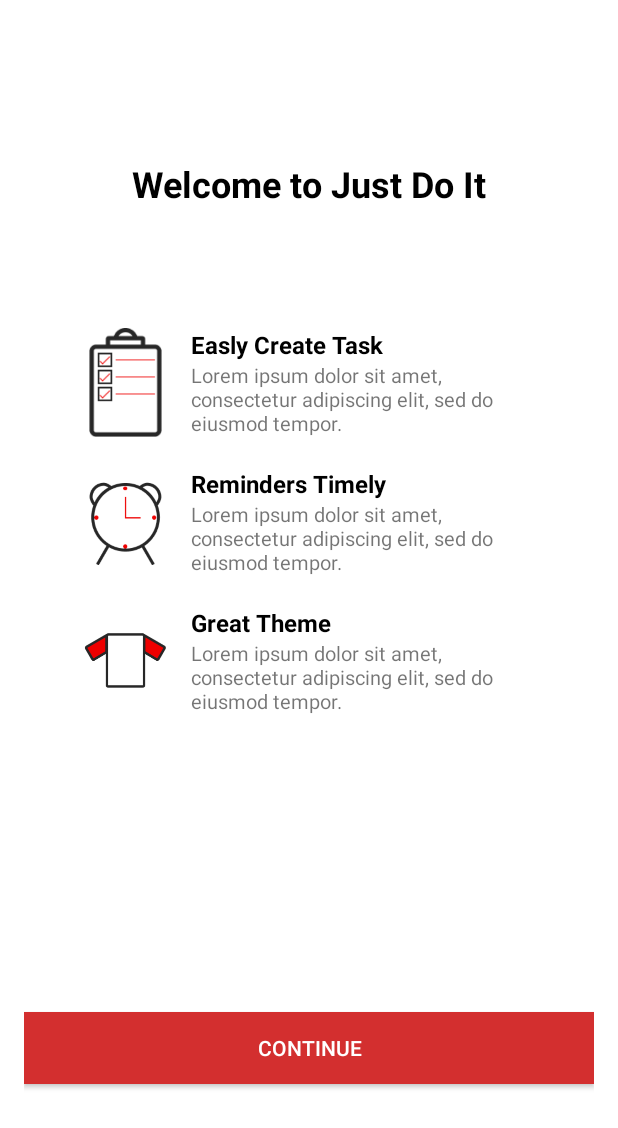
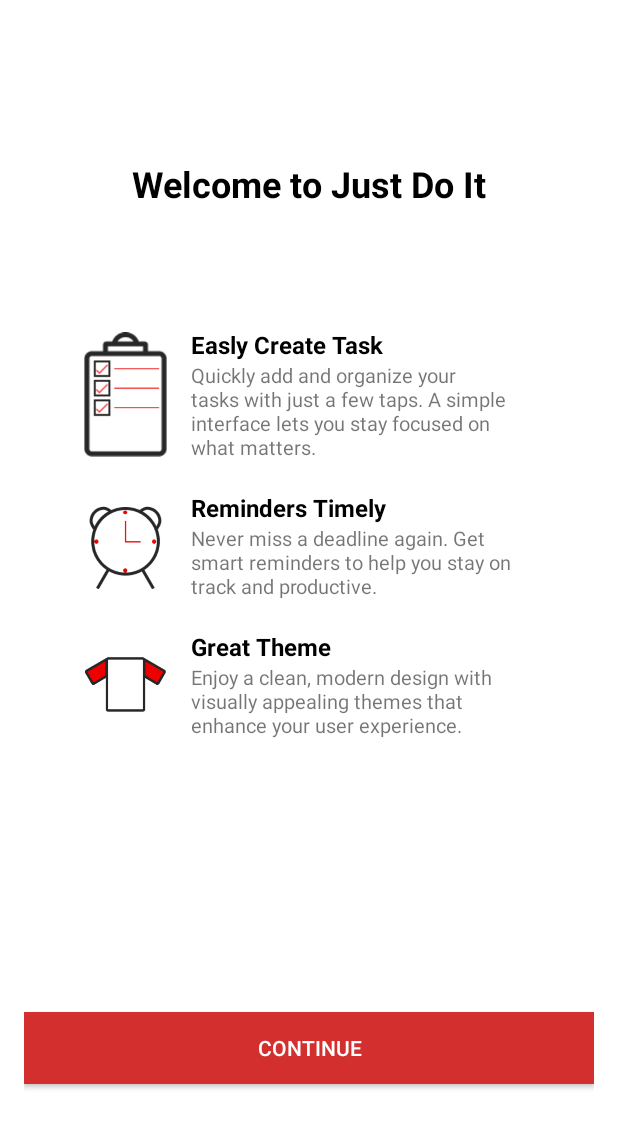
Before and after one commit to CandraWikananta/progmob-to-do-list, an Android app: the screen it shows after launch (WelcomePageActivity), on a phone screen of 412 x 824 dp. Shown: the top 1128 px of the screen. Run offline under Robolectric (Android 15) with nearby library versions, the phone set to English and light mode, and no system bars.

Commit message:
update: add dokumentasi

```diff
--- a/app/src/main/java/com/progmob/todolist/CompletedTaskActivity.kt
+++ b/app/src/main/java/com/progmob/todolist/CompletedTaskActivity.kt
@@ -64,6 +64,7 @@ class CompletedTaskActivity : AppCompatActivity() {
         val sharedPref = getSharedPreferences("user_session", MODE_PRIVATE)
         val userId = sharedPref.getInt("user_id", -1)
 
+        // jika user id tidak ditemukan akan dihentikan
         if (userId == -1) return
 
         val cursor = databaseHelper.getCompletedTasks(userId)
--- a/app/src/main/java/com/progmob/todolist/LandingPageActivity.kt
+++ b/app/src/main/java/com/progmob/todolist/LandingPageActivity.kt
@@ -79,7 +79,6 @@ class LandingPageActivity : AppCompatActivity() {
         binding.bottomNav.setOnItemSelectedListener { menuItem ->
             when (menuItem.itemId) {
                 R.id.nav_tasks -> {
-                    // Sudah di halaman tasks
                     true
                 }
                 R.id.nav_profile -> {
--- a/app/src/main/java/com/progmob/todolist/SignInActivity.kt
+++ b/app/src/main/java/com/progmob/todolist/SignInActivity.kt
@@ -35,6 +35,7 @@ class SignInActivity : AppCompatActivity() {
         }
     }
 
+    // mengambil user id dan simpan dalam sharedpref
     private fun loginDatabase(username:String, password:String){
         val userId = databaseHelper.getUserId(username, password) // Ambil user_id
         if (userId != -1) {
--- a/app/src/main/res/layout/activity_welcome_page.xml
+++ b/app/src/main/res/layout/activity_welcome_page.xml
@@ -65,7 +65,7 @@
                     <TextView
                         android:layout_width="wrap_content"
                         android:layout_height="wrap_content"
-                        android:text="Lorem ipsum dolor sit amet, consectetur adipiscing elit, sed do eiusmod tempor."
+                        android:text="Quickly add and organize your tasks with just a few taps. A simple interface lets you stay focused on what matters."
                         android:textSize="13sp"/>
                 </LinearLayout>
 
@@ -100,7 +100,7 @@
                     <TextView
                         android:layout_width="wrap_content"
                         android:layout_height="wrap_content"
-                        android:text="Lorem ipsum dolor sit amet, consectetur adipiscing elit, sed do eiusmod tempor."
+                        android:text="Never miss a deadline again. Get smart reminders to help you stay on track and productive."
                         android:textSize="13sp"/>
                 </LinearLayout>
             </LinearLayout>
@@ -133,7 +133,7 @@
                     <TextView
                         android:layout_width="wrap_content"
                         android:layout_height="wrap_content"
-                        android:text="Lorem ipsum dolor sit amet, consectetur adipiscing elit, sed do eiusmod tempor."
+                        android:text="Enjoy a clean, modern design with visually appealing themes that enhance your user experience."
                         android:textSize="13sp"/>
                 </LinearLayout>
             </LinearLayout>
```
